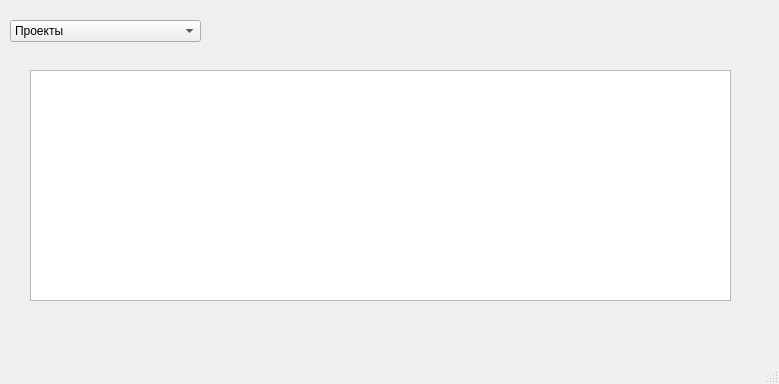
The window that GUI_UI/WindowWorkWithDBTables.ui (Daniil-Kurganov/SoftwareCompany) describes before a commit, drawn with Qt 5.
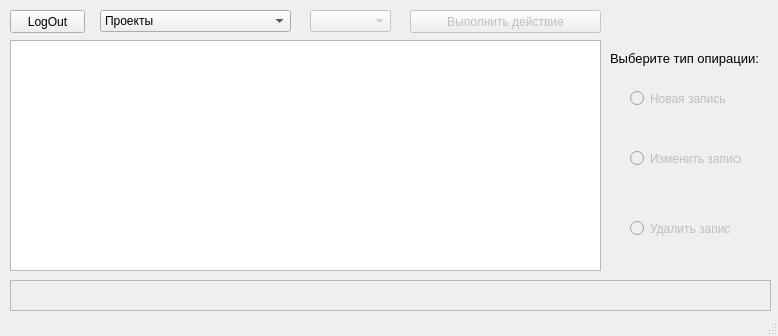
The same window after the commit.

The edit to the form file:
```diff
--- a/GUI_UI/WindowWorkWithDBTables.ui
+++ b/GUI_UI/WindowWorkWithDBTables.ui
@@ -6,8 +6,8 @@
    <rect>
     <x>0</x>
     <y>0</y>
-    <width>779</width>
-    <height>384</height>
+    <width>778</width>
+    <height>336</height>
    </rect>
   </property>
   <property name="windowTitle">
@@ -17,8 +17,8 @@
    <widget class="QComboBox" name="ComboBoxCurrentDBTable">
     <property name="geometry">
      <rect>
-      <x>10</x>
-      <y>20</y>
+      <x>100</x>
+      <y>10</y>
       <width>191</width>
       <height>22</height>
      </rect>
@@ -73,13 +73,134 @@
    <widget class="QTableWidget" name="tableWidget">
     <property name="geometry">
      <rect>
-      <x>30</x>
-      <y>70</y>
-      <width>701</width>
+      <x>10</x>
+      <y>40</y>
+      <width>591</width>
       <height>231</height>
      </rect>
     </property>
    </widget>
+   <widget class="QPushButton" name="PushButtonLogOut">
+    <property name="geometry">
+     <rect>
+      <x>10</x>
+      <y>10</y>
+      <width>75</width>
+      <height>23</height>
+     </rect>
+    </property>
+    <property name="text">
+     <string>LogOut</string>
+    </property>
+   </widget>
+   <widget class="QComboBox" name="ComboBoxIdMutableNote">
+    <property name="enabled">
+     <bool>false</bool>
+    </property>
+    <property name="geometry">
+     <rect>
+      <x>310</x>
+      <y>10</y>
+      <width>81</width>
+      <height>22</height>
+     </rect>
+    </property>
+   </widget>
+   <widget class="QPushButton" name="PushButtonDoExtion">
+    <property name="enabled">
+     <bool>false</bool>
+    </property>
+    <property name="geometry">
+     <rect>
+      <x>410</x>
+      <y>10</y>
+      <width>191</width>
+      <height>23</height>
+     </rect>
+    </property>
+    <property name="text">
+     <string>Выполнить действие</string>
+    </property>
+   </widget>
+   <widget class="QRadioButton" name="RadioButtonInsertNote">
+    <property name="enabled">
+     <bool>false</bool>
+    </property>
+    <property name="geometry">
+     <rect>
+      <x>630</x>
+      <y>90</y>
+      <width>101</width>
+      <height>17</height>
+     </rect>
+    </property>
+    <property name="text">
+     <string>Новая запись</string>
+    </property>
+   </widget>
+   <widget class="QRadioButton" name="RadioButtonEditNote">
+    <property name="enabled">
+     <bool>false</bool>
+    </property>
+    <property name="geometry">
+     <rect>
+      <x>630</x>
+      <y>150</y>
+      <width>111</width>
+      <height>17</height>
+     </rect>
+    </property>
+    <property name="text">
+     <string>Изменить запись</string>
+    </property>
+   </widget>
+   <widget class="QRadioButton" name="RadioButtonDeleteNote">
+    <property name="enabled">
+     <bool>false</bool>
+    </property>
+    <property name="geometry">
+     <rect>
+      <x>630</x>
+      <y>220</y>
+      <width>101</width>
+      <height>17</height>
+     </rect>
+    </property>
+    <property name="text">
+     <string>Удалить запись</string>
+    </property>
+   </widget>
+   <widget class="QLabel" name="LabelTitleOperations">
+    <property name="geometry">
+     <rect>
+      <x>610</x>
+      <y>50</y>
+      <width>151</width>
+      <height>16</height>
+     </rect>
+    </property>
+    <property name="font">
+     <font>
+      <pointsize>10</pointsize>
+     </font>
+    </property>
+    <property name="text">
+     <string>Выберите тип опирации:</string>
+    </property>
+   </widget>
+   <widget class="QTextEdit" name="textEdit">
+    <property name="enabled">
+     <bool>false</bool>
+    </property>
+    <property name="geometry">
+     <rect>
+      <x>10</x>
+      <y>280</y>
+      <width>761</width>
+      <height>31</height>
+     </rect>
+    </property>
+   </widget>
   </widget>
   <widget class="QStatusBar" name="statusbar"/>
  </widget>
```
Left out of the diff: 2 changed lines with no effect on the pictures.
